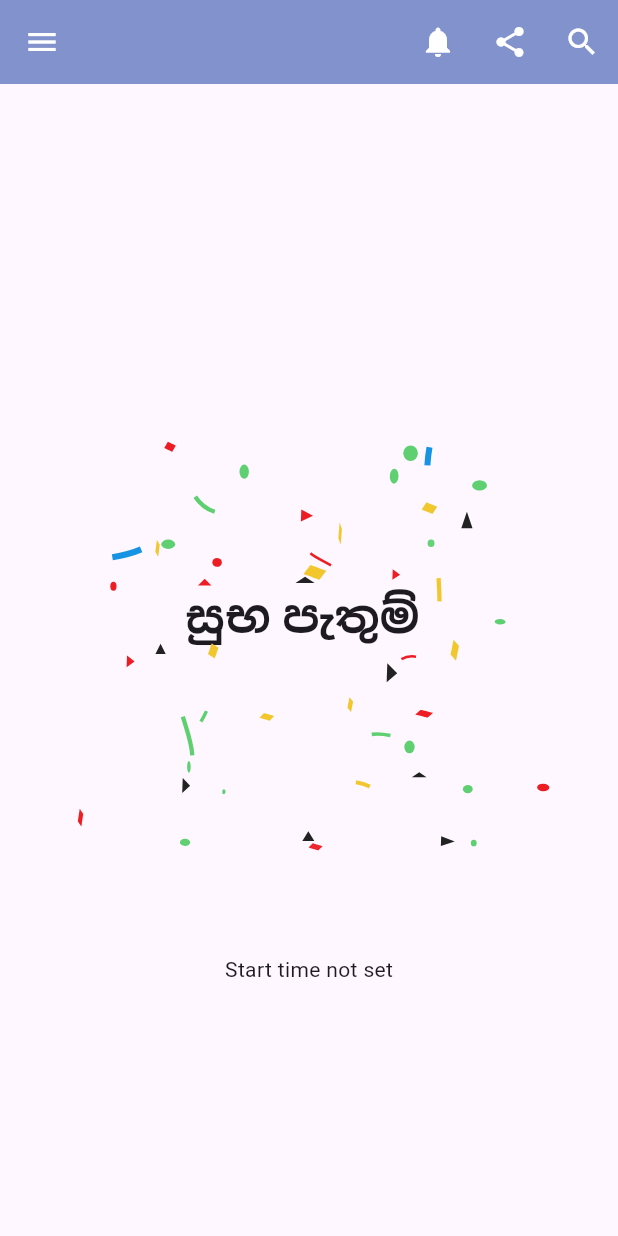
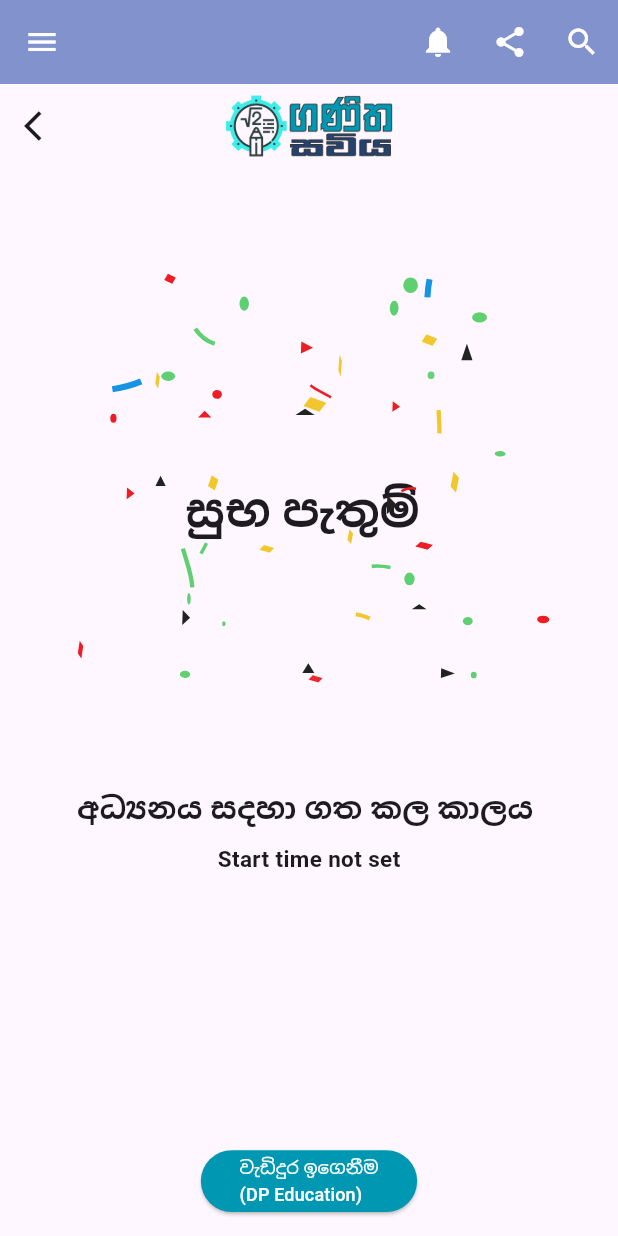
Before and after one commit to 11Ramesh/projectresearch1, a Flutter app: the Summery screen opened directly, on a phone screen of 412 x 824 dp. Run offline on Flutter 3.47's test engine with Material 3 defaults, Android fonts, the phone set to English and light mode, and no system bars; drawn by our look-alikes of lottie; our stand-ins replace bloc, cloud_firestore, firebase_core, firebase_storage, flutter_bloc, flutter_spinkit and 5 more; accounts and stored records are empty.

Commit message:
commit 12

```diff
--- a/lib/screens/solution/summery.dart
+++ b/lib/screens/solution/summery.dart
@@ -2,9 +2,12 @@ import 'package:flutter/material.dart';
 import 'package:lottie/lottie.dart';
 import 'package:projectresearch/consts/size/screenSize.dart';
 import 'package:projectresearch/widgets/appbar.dart';
+import 'package:projectresearch/widgets/floatingActionButton.dart';
+import 'package:projectresearch/widgets/height.dart';
 import 'package:projectresearch/widgets/secondAppbar.dart';
 import 'package:projectresearch/widgets/text.dart';
 import 'package:shared_preferences/shared_preferences.dart';
+import 'package:url_launcher/url_launcher.dart';
 
 class Summery extends StatefulWidget {
   const Summery({super.key});
@@ -42,7 +45,7 @@ class _SummeryState extends State<Summery> {
       int minutes = difference.inMinutes.remainder(60);
       int seconds = difference.inSeconds.remainder(60);
 
-      timeDifference = "$hours hours and $minutes minutes $seconds Seconds";
+      timeDifference = "$hours පැය $minutes මිනිත්තු $seconds තත්පර";
     } else {
       timeDifference = "Start time not set";
     }
@@ -53,14 +56,20 @@ class _SummeryState extends State<Summery> {
     return Scaffold(
       appBar: MainAppbar(),
       body: Scaffold(
-        //appBar: SecondAppBar(leading: ),
+        appBar: SecondAppBar(
+          leading: IconButton(
+            icon: Icon(Icons.arrow_back_ios),
+            onPressed: () {
+              Navigator.pop(context);
+            },
+          ),
+        ),
         body: Column(
-          mainAxisAlignment: MainAxisAlignment.center,
           children: [
             Stack(
               children: [
                 Positioned(
-                    top: ScreenUtil.screenHeight * 0.2,
+                    top: ScreenUtil.screenHeight * 0.25,
                     left: ScreenUtil.screenWidth * 0.3,
                     child: Texts(
                       text: 'සුභ පැතුම්',
@@ -70,9 +79,30 @@ class _SummeryState extends State<Summery> {
                 LottieBuilder.asset('assets/conf.json'),
               ],
             ),
-            Text(timeDifference),
+            Text(
+              'අධ්‍යනය සදහා ගත කල කාලය ',
+              style: TextStyle(fontSize: 20, fontWeight: FontWeight.bold),
+            ),
+            Height(height: 0.01),
+            Text(timeDifference,
+                style: TextStyle(fontSize: 15, fontWeight: FontWeight.bold))
           ],
         ),
+        floatingActionButton: FloatingActionButtons(
+          onclick: () async {
+            const url = 'https://beta.dpeducation.lk/en/';
+            if (await canLaunchUrl(Uri.parse(url))) {
+              await launchUrl(Uri.parse(url));
+            } else {
+              throw 'Could not launch $url';
+            }
+          },
+          text: 'වැඩිදුර ඉගෙනීම\n(DP Education)',
+          fontSize: 12,
+          height: ScreenUtil.screenWidth * 0.1,
+          width: ScreenUtil.screenWidth * 0.35,
+        ),
+        floatingActionButtonLocation: FloatingActionButtonLocation.centerFloat,
       ),
     );
   }
```
Also changed, not shown: lib/splashScreen.dart (+6 -18 lines), pubspec.yaml (+7 -0 lines), assets/appicon.png (added), pubspec.lock, 33 other files.
